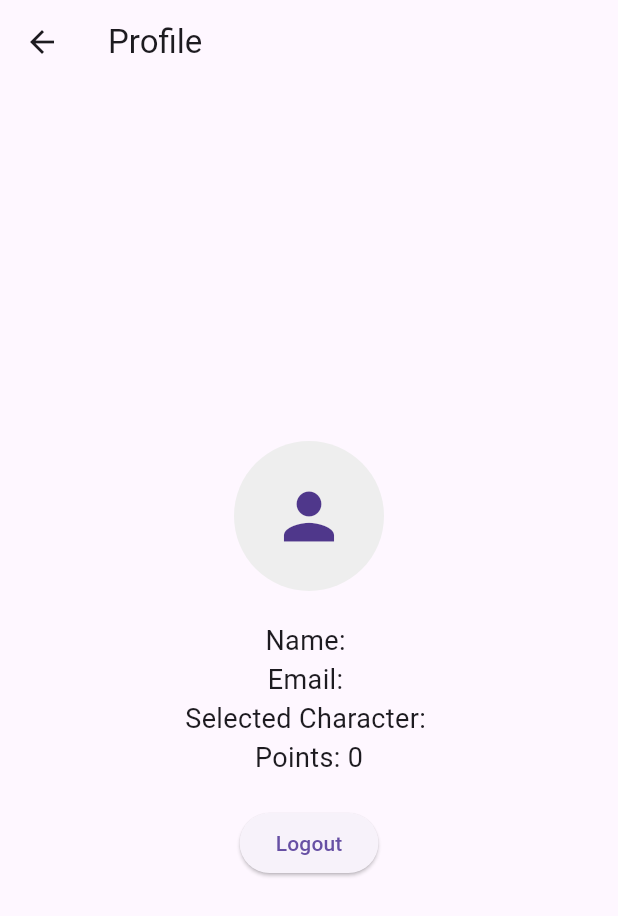
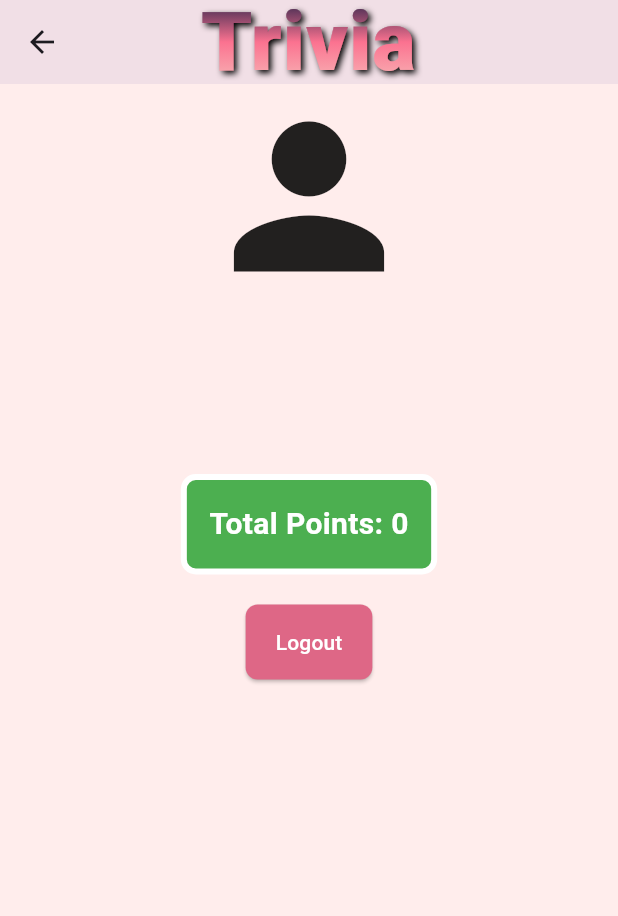
Before and after one commit to giriksv/triviagiri, a Flutter app: the ProfileScreen screen opened directly with empty values, on a phone screen of 412 x 824 dp. Shown: the top 916 px of the screen. Run offline on Flutter 3.47's test engine with Material 3 defaults, Android fonts, the phone set to English and light mode, and no system bars; our stand-ins replace cloud_firestore, csv, firebase_auth, firebase_core, firebase_storage, google_fonts and 2 more; accounts and stored records are empty; network calls fail.

Commit message:
profile screen ui and folder modification

```diff
--- a/lib/views/modeselection_screen.dart
+++ b/lib/views/modeselection_screen.dart
@@ -1,8 +1,8 @@
 import 'package:flutter/material.dart';
 import 'category_screen.dart';
 import '../multiplayer/multi_player_views/room_type_screen.dart'; // Import the RoomTypeScreen
-import 'leaderboard_screen.dart'; // Import your leaderboard screen
-import 'settings_screen.dart'; // Import your settings screen
+import 'settings/leaderboard_screen.dart'; // Import your leaderboard screen
+import 'settings/settings_screen.dart'; // Import your settings screen
 
 class ModeSelectionScreen extends StatefulWidget {
   final String email;
--- a/lib/views/profile_screen.dart
+++ /dev/null
@@ -1,84 +0,0 @@
-import 'package:flutter/material.dart';
-import 'package:cloud_firestore/cloud_firestore.dart';
-import 'package:firebase_auth/firebase_auth.dart';
-import 'package:google_sign_in/google_sign_in.dart';
-import '../utils/gifutils.dart';
-import 'signup_screen.dart';
-
-class ProfileScreen extends StatefulWidget {
-  final String name;
-  final String email;
-  final String selectedCharacter; // Add selectedCharacter
-  final int points; // Add points
-
-  ProfileScreen({
-    required this.name,
-    required this.email,
-    required this.selectedCharacter, // Include in constructor
-    required this.points, // Include in constructor
-  });
-
-  @override
-  _ProfileScreenState createState() => _ProfileScreenState();
-}
-
-class _ProfileScreenState extends State<ProfileScreen> {
-  GoogleSignIn _googleSignIn = GoogleSignIn();
-  FirebaseFirestore _firestore = FirebaseFirestore.instance;
-
-  @override
-  Widget build(BuildContext context) {
-    // Use the getCharacterGif method from gifutils.dart
-    String? gifPath = CharacterUtils.getCharacterGif(widget.selectedCharacter);
-
-    return Scaffold(
-      appBar: AppBar(
-        title: Text('Profile'),
-      ),
-      body: Center(
-        child: Column(
-          mainAxisAlignment: MainAxisAlignment.center,
-          children: [
-            // Conditionally display the character's GIF or a fallback avatar
-            CircleAvatar(
-              radius: 50,
-              backgroundColor: Colors.grey[200],
-              child: gifPath != null
-                  ? Image.asset(gifPath)
-                  : Icon(Icons.person, size: 50), // Fallback if GIF not found
-            ),
-            SizedBox(height: 20),
-            Text(
-              'Name: ${widget.name}',
-              style: TextStyle(fontSize: 18),
-            ),
-            Text(
-              'Email: ${widget.email}',
-              style: TextStyle(fontSize: 18),
-            ),
-            Text(
-              'Selected Character: ${widget.selectedCharacter}', // Display selected character
-              style: TextStyle(fontSize: 18),
-            ),
-            Text(
-              'Points: ${widget.points}', // Display points
-              style: TextStyle(fontSize: 18),
-            ),
-            SizedBox(height: 20),
-            ElevatedButton(
-              onPressed: () async {
-                await _googleSignIn.signOut();
-                Navigator.pushAndRemoveUntil(
-                  context,
-                  MaterialPageRoute(builder: (context) => SignupScreen()),
-                  (route) => false, // Remove all previous routes
-                );
-              },
-              child: Text("Logout"),
-            ),
-          ],
-        ),
-      ),
-    );
-  }
-}
--- a/lib/views/quiz_screen.dart
+++ b/lib/views/quiz_screen.dart
@@ -4,7 +4,7 @@ import 'package:flutter/material.dart';
 import 'package:firebase_auth/firebase_auth.dart';
 import '../utils/background_color_utils.dart';
 import '../utils/custom_app_bar.dart';
-import 'settings_screen.dart';
+import 'settings/settings_screen.dart';
 import '../controller/all_db_controller.dart';
 import '../controller/single_player_quiz_controller.dart';
 import '../model/single_player_quiz_model.dart';
--- a/lib/views/CategoryPointsScreen.dart
+++ b/lib/views/settings/CategoryPointsScreen.dart
@@ -1,8 +1,8 @@
 import 'package:flutter/material.dart';
 import 'package:cloud_firestore/cloud_firestore.dart';
-import '../utils/background_color_utils.dart';
-import '../utils/custom_app_bar.dart';
-import '../utils/gifutils.dart';
+import '../../utils/background_color_utils.dart';
+import '../../utils/custom_app_bar.dart';
+import '../../utils/gifutils.dart';
 
 class CategoryPointsScreen extends StatefulWidget {
   final String userEmail;
@@ -14,7 +14,7 @@ class CategoryPointsScreen extends StatefulWidget {
 }
 
 class _CategoryPointsScreenState extends State<CategoryPointsScreen> {
-  String selectedCharacter = 'Boy'; // Default character
+  String selectedCharacter = ''; // Default character
   Map<String, dynamic>? userData;
 
   @override
@@ -34,7 +34,7 @@ class _CategoryPointsScreenState extends State<CategoryPointsScreen> {
       if (userSnapshot.exists) {
         setState(() {
           userData = userSnapshot.data() as Map<String, dynamic>;
-          selectedCharacter = userData!['selectedCharacter'] ?? 'Boy'; // Update selected character if available
+          selectedCharacter = userData!['selectedCharacter'] ?? '';
         });
         print('User data fetched: $userData');
       } else {
@@ -168,8 +168,7 @@ class _CategoryPointsScreenState extends State<CategoryPointsScreen> {
                 ],
               ),
             ),
-            // Scrollable container for category points
-// Scrollable container for category points
+
             Expanded(
               child: SingleChildScrollView(
                 child: Container(
--- a/lib/views/comparison_screen.dart
+++ b/lib/views/settings/comparison_screen.dart
@@ -1,7 +1,7 @@
 import 'package:flutter/material.dart';
 import 'package:cloud_firestore/cloud_firestore.dart';
 import 'package:firebase_auth/firebase_auth.dart';
-import '../utils/gifutils.dart';
+import '../../utils/gifutils.dart';
 
 class ComparisonScreen extends StatefulWidget {
   final String otherUserEmail;
--- a/lib/views/leaderboard_screen.dart
+++ b/lib/views/settings/leaderboard_screen.dart
@@ -1,9 +1,9 @@
 import 'package:flutter/material.dart';
 import 'package:cloud_firestore/cloud_firestore.dart';
 import 'package:firebase_auth/firebase_auth.dart';
-import '../utils/background_color_utils.dart';
-import '../utils/custom_app_bar.dart';
-import '../utils/gifutils.dart';
+import '../../utils/background_color_utils.dart';
+import '../../utils/custom_app_bar.dart';
+import '../../utils/gifutils.dart';
 import 'CategoryPointsScreen.dart';
 import 'comparison_screen.dart';
 
--- /dev/null
+++ b/lib/views/settings/profile_screen.dart
@@ -0,0 +1,160 @@
+import 'package:flutter/material.dart';
+import 'package:cloud_firestore/cloud_firestore.dart';
+import 'package:firebase_auth/firebase_auth.dart';
+import 'package:google_sign_in/google_sign_in.dart';
+import '../../utils/custom_app_bar.dart';
+import '../../utils/gifutils.dart';
+import 'CategoryPointsScreen.dart';
+import '../signup_screen.dart';
+import '../../utils/background_color_utils.dart';
+
+class ProfileScreen extends StatefulWidget {
+  final String name;
+  final String email;
+  final String selectedCharacter; // Add selectedCharacter
+  final int points; // Add points
+
+  ProfileScreen({
+    required this.name,
+    required this.email,
+    required this.selectedCharacter, // Include in constructor
+    required this.points, // Include in constructor
+  });
+
+  @override
+  _ProfileScreenState createState() => _ProfileScreenState();
+}
+
+class _ProfileScreenState extends State<ProfileScreen> {
+  GoogleSignIn _googleSignIn = GoogleSignIn();
+  FirebaseFirestore _firestore = FirebaseFirestore.instance;
+
+  @override
+  Widget build(BuildContext context) {
+    // Use the getCharacterGif method from gifutils.dart
+    String? gifPath = CharacterUtils.getCharacterGif(widget.selectedCharacter);
+
+    return Scaffold(
+      appBar: customAppBar(
+        showBackButton: true,
+        onBackPressed: () {
+          Navigator.pop(context);
+        },
+      ),
+      backgroundColor: BackgroundColorUtils.backgroundColor, // Use your utility for background color
+      body: SingleChildScrollView( // Wrap the content in SingleChildScrollView
+        child: Center(
+          child: Column(
+            mainAxisAlignment: MainAxisAlignment.center,
+            children: [
+              // Display the character's GIF in 150x150 size
+              SizedBox(
+                width: 150,
+                height: 150,
+                child: gifPath != null
+                    ? Image.asset(gifPath)
+                    : Icon(Icons.person, size: 150), // Fallback if GIF not found
+              ),
+              SizedBox(height: 20),
+              Text(
+                widget.name, // Display name in bold and black color
+                style: TextStyle(
+                  fontSize: 24,
+                  fontWeight: FontWeight.bold,
+                  color: Colors.black,
+                ),
+              ),
+              SizedBox(height: 10),
+              Text(
+                widget.selectedCharacter, // Display selected character
+                style: TextStyle(fontSize: 18),
+              ),
+              SizedBox(height: 20),
+              // Points display with a green background and larger size
+              GestureDetector(
+                onTap: () {
+                  // Navigate to CategoryPointsScreen on tap
+                  Navigator.push(
+                    context,
+                    MaterialPageRoute(
+                      builder: (context) => CategoryPointsScreen(
+                        userEmail: widget.email, // Pass the user email
+                        userName: widget.name, // Pass the user name if needed
+                      ),
+                    ),
+                  );
+                },
+                child: Container(
+                  padding: EdgeInsets.all(15), // Increased padding for larger size
+                  decoration: BoxDecoration(
+                    color: Colors.green, // Green background
+                    borderRadius: BorderRadius.circular(10),
+                    border: Border.all(
+                      color: Colors.white, // White border color
+                      width: 4, // Border width of 4 pixels
+                    ),
+                  ),
+                  child: Text(
+                    'Total Points: ${widget.points}', // Display points
+                    style: TextStyle(
+                      fontSize: 20,
+                      color: Colors.white, // Adjust text color
+                      fontWeight: FontWeight.bold, // Set font weight to bold
+                    ),
+                  ),
+                ),
+              ),
+              SizedBox(height: 20),
+              // Logout button with slightly curved edges and white text
+              ElevatedButton(
+                style: ElevatedButton.styleFrom(
+                  backgroundColor: Color(0xFFDE6786), // Custom background color
+                  padding: EdgeInsets.symmetric(horizontal: 20, vertical: 15), // Increased padding for larger size
+                  shape: RoundedRectangleBorder(
+                    borderRadius: BorderRadius.circular(8), // Slightly curved edges
+                  ),
+                ),
+                onPressed: () async {
+                  // Show a confirmation dialog before logging out
+                  final bool? shouldLogout = await showDialog(
+                    context: context,
+                    builder: (BuildContext context) {
+                      return AlertDialog(
+                        title: Text('Confirm Logout'),
+                        content: Text('Are you sure you want to log out?'),
+                        actions: [
+                          TextButton(
+                            onPressed: () => Navigator.of(context).pop(false),
+                            child: Text('Cancel'),
+                          ),
+                          TextButton(
+                            onPressed: () => Navigator.of(context).pop(true),
+                            child: Text('Logout'),
+                          ),
+                        ],
+                      );
+                    },
+                  );
+
+                  if (shouldLogout == true) {
+                    // Proceed with signing out
+                    await _googleSignIn.signOut();
+                    Navigator.pushAndRemoveUntil(
+                      context,
+                      MaterialPageRoute(builder: (context) => SignupScreen()),
+                          (route) => false, // Remove all previous routes
+                    );
+                  }
+                },
+                child: Text(
+                  "Logout",
+                  style: TextStyle(color: Colors.white), // Set text color to white
+                ),
+              ),
+            ],
+          ),
+        ),
+      ),
+    );
+  }
+}
--- a/lib/views/settings_screen.dart
+++ b/lib/views/settings/settings_screen.dart
@@ -1,8 +1,8 @@
 import 'package:flutter/material.dart';
 import 'package:firebase_auth/firebase_auth.dart';
 import 'package:cloud_firestore/cloud_firestore.dart';
-import '../utils/background_color_utils.dart';
-import '../utils/custom_app_bar.dart';
+import '../../utils/background_color_utils.dart';
+import '../../utils/custom_app_bar.dart';
 import 'profile_screen.dart';
 import 'leaderboard_screen.dart';
 //import 'daily_rewards.dart';
```
Also changed, not shown: lib/views/settings/daily_rewards.dart (renamed from lib/views/daily_rewards.dart).
